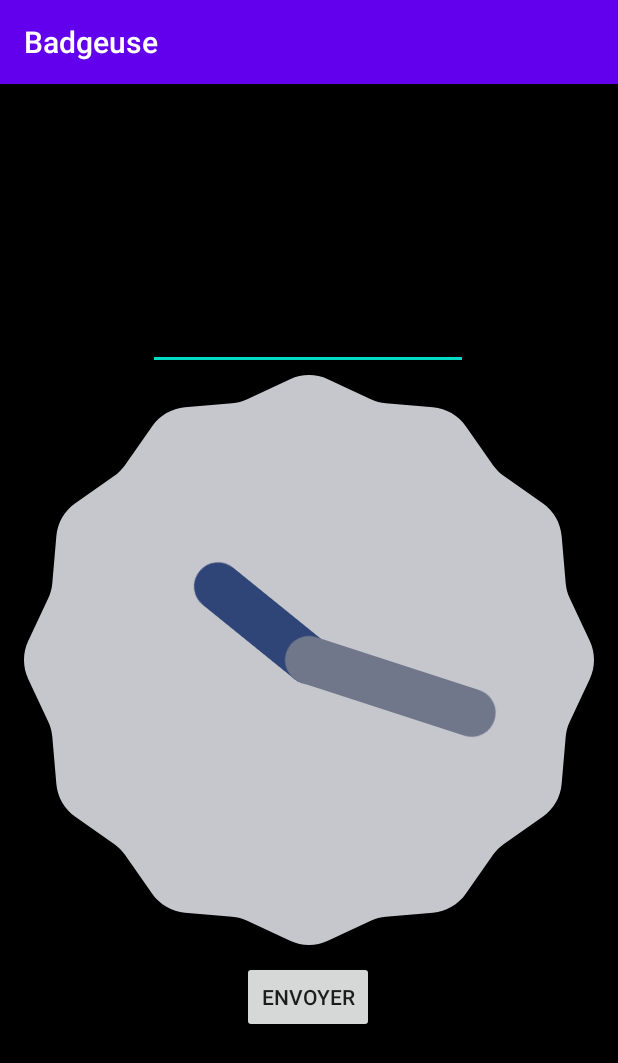
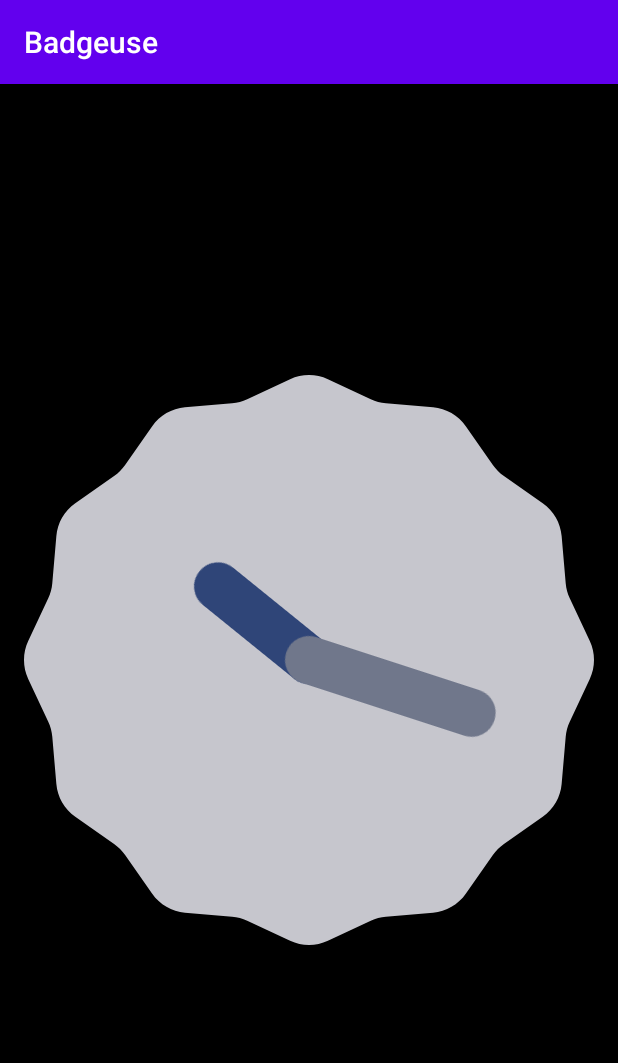
Before and after one commit to cf02800/Badgeuse, an Android app: the MainActivity screen opened directly, with no data from a screen before it, on a phone screen of 412 x 824 dp. Shown: the top 1063 px of the screen. Run offline under Robolectric (Android 15) with nearby library versions, the phone set to English and light mode, and no system bars.

Commit message:
Supression du boutton d'envoi

```diff
--- a/app/src/main/java/com/lpro/badgeuse/MainActivity.java
+++ b/app/src/main/java/com/lpro/badgeuse/MainActivity.java
@@ -31,13 +31,11 @@ public class MainActivity extends AppCompatActivity {
     private static final String LOG_TAG = "AndroidExample";
 
 
-    private EditText phoneForm;
     Location gps_loc;
     Location network_loc;
     Location final_loc;
     double longitude;
     double latitude;
-    private Button sendButton;
     double latitudeTravail = 49.660865783691406;
     double longitudeTravail = 3.3454840183258057;
 
@@ -46,11 +44,6 @@ public class MainActivity extends AppCompatActivity {
     protected void onCreate(Bundle savedInstanceState) {
         super.onCreate(savedInstanceState);
         setContentView(R.layout.activity_main);
-
-
-        this.phoneForm = (EditText) this.findViewById(R.id.editText_Numero);
-
-        this.sendButton = (Button) this.findViewById(R.id.button_envoyer);
 
         LocationManager locationManager = (LocationManager) getSystemService(Context.LOCATION_SERVICE);
 
@@ -105,8 +98,8 @@ public class MainActivity extends AppCompatActivity {
         double distance = getDistanceBetweenTwoPoints(latitude,longitude,latitudeTravail,longitudeTravail);
         // Vérification
         if (distance == 1000) {
-            Log.e( LOG_TAG,"Probleme de permissions");
-            Toast.makeText(getApplicationContext(),"Probleme de permissions",
+            Log.e( LOG_TAG,"Active le GPS");
+            Toast.makeText(getApplicationContext(),"Active le GPS",
                     Toast.LENGTH_LONG).show();
         }
         else if (distance <= 500) {
--- a/app/src/main/res/layout/activity_main.xml
+++ b/app/src/main/res/layout/activity_main.xml
@@ -7,30 +7,6 @@
     android:layout_height="match_parent"
     android:background="@color/black">
 
-    <EditText
-        android:id="@+id/editText_Numero"
-        android:layout_width="wrap_content"
-        android:layout_height="wrap_content"
-        android:ems="10"
-        android:inputType="phone"
-        app:layout_constraintBottom_toBottomOf="parent"
-        app:layout_constraintEnd_toEndOf="parent"
-        app:layout_constraintHorizontal_bias="0.497"
-        app:layout_constraintStart_toStartOf="parent"
-        app:layout_constraintTop_toTopOf="parent"
-        app:layout_constraintVertical_bias="0.201" />
-
-    <Button
-        android:id="@+id/button_envoyer"
-        android:layout_width="wrap_content"
-        android:layout_height="wrap_content"
-        android:text="Envoyer"
-        app:layout_constraintBottom_toBottomOf="parent"
-        app:layout_constraintEnd_toEndOf="parent"
-        app:layout_constraintHorizontal_bias="0.498"
-        app:layout_constraintStart_toStartOf="parent"
-        app:layout_constraintTop_toTopOf="parent"
-        app:layout_constraintVertical_bias="0.812" />
     <TextClock
         android:id="@+id/heure"
         android:layout_width="wrap_content"
```
